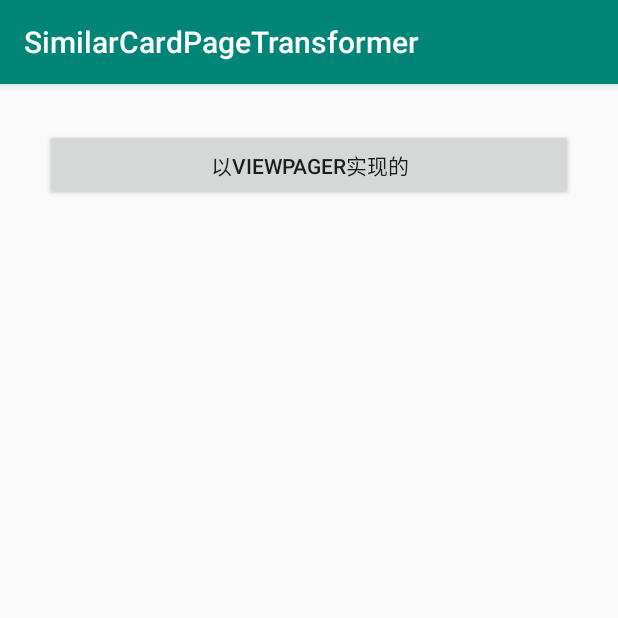
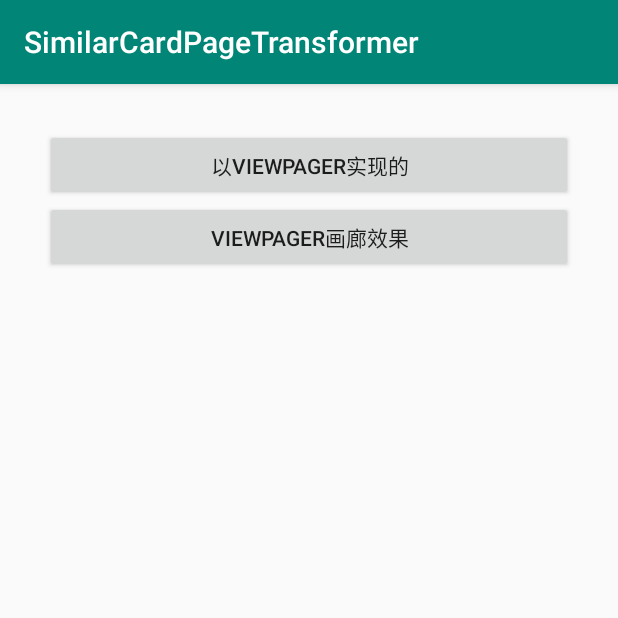
Before and after one commit to MasterSumCloud/SimilarCardPageTransformer, an Android app: the screen it shows after launch (MainActivity), on a phone screen of 412 x 824 dp, the top half of it. Run offline under Robolectric (Android 15) with nearby library versions, the phone set to English and light mode, and no system bars.

Commit message:
画廊效果

```diff
--- a/app/src/main/AndroidManifest.xml
+++ b/app/src/main/AndroidManifest.xml
@@ -18,6 +18,7 @@
         </activity>
 
         <activity android:name=".usevp.UseViewPagerActivity" />
+        <activity android:name=".smdraw.SimilarGalleryActivity" />
     </application>
 
 </manifest>
--- a/app/src/main/java/com/example/similarcardpagetransformer/MainActivity.java
+++ b/app/src/main/java/com/example/similarcardpagetransformer/MainActivity.java
@@ -9,6 +9,7 @@ import android.util.Log;
 import android.view.View;
 import android.widget.Button;
 
+import com.example.similarcardpagetransformer.smdraw.SimilarGalleryActivity;
 import com.example.similarcardpagetransformer.usevp.CardPageAdapter;
 import com.example.similarcardpagetransformer.usevp.CardPageTransformer;
 import com.example.similarcardpagetransformer.usevp.UseViewPagerActivity;
@@ -16,19 +17,22 @@ import com.example.similarcardpagetransformer.usevp.UseViewPagerActivity;
 public class MainActivity extends AppCompatActivity implements View.OnClickListener {
 
 
-    private Button mBtGoVpIml;
+    private Button mBtnGoVpIml;
+    private Button mBtnDrawSmTrans;
 
     @Override
     protected void onCreate(Bundle savedInstanceState) {
         super.onCreate(savedInstanceState);
         setContentView(R.layout.activity_main);
-        mBtGoVpIml = findViewById(R.id.button_go_vp);
+        mBtnGoVpIml = findViewById(R.id.button_go_vp);
+        mBtnDrawSmTrans = findViewById(R.id.button_draw_sm_car);
 
         initListener();
     }
 
     private void initListener() {
-        mBtGoVpIml.setOnClickListener(this);
+        mBtnGoVpIml.setOnClickListener(this);
+        mBtnDrawSmTrans.setOnClickListener(this);
     }
 
 
@@ -38,6 +42,9 @@ public class MainActivity extends AppCompatActivity implements View.OnClickListe
             case R.id.button_go_vp:
                 startActivity(new Intent(this, UseViewPagerActivity.class));
                 break;
+            case R.id.button_draw_sm_car:
+                startActivity(new Intent(this, SimilarGalleryActivity.class));
+                break;
         }
     }
 }
--- a/app/src/main/res/layout/activity_main.xml
+++ b/app/src/main/res/layout/activity_main.xml
@@ -17,4 +17,13 @@
         app:layout_constraintEnd_toEndOf="parent"
         app:layout_constraintStart_toStartOf="parent"
         app:layout_constraintTop_toTopOf="parent" />
+
+    <Button
+        android:id="@+id/button_draw_sm_car"
+        android:layout_width="0dp"
+        android:layout_height="wrap_content"
+        android:text="ViewPager画廊效果"
+        app:layout_constraintEnd_toEndOf="@+id/button_go_vp"
+        app:layout_constraintStart_toStartOf="@+id/button_go_vp"
+        app:layout_constraintTop_toBottomOf="@+id/button_go_vp" />
 </androidx.constraintlayout.widget.ConstraintLayout>
```
Also changed, not shown: app/src/main/java/com/example/similarcardpagetransformer/smdraw/BigMidleTwoSmallSideTransformer.java (added, +50 -0 lines), app/src/main/java/com/example/similarcardpagetransformer/smdraw/SimilarGalleryActivity.java (added, +38 -0 lines), app/src/main/java/com/example/similarcardpagetransformer/smdraw/SmPagerAdapter.java (added, +86 -0 lines), app/src/main/res/layout/activity_gallery.xml (added, +12 -0 lines), app/src/main/res/layout/item_vp_model.xml (added, +31 -0 lines).
